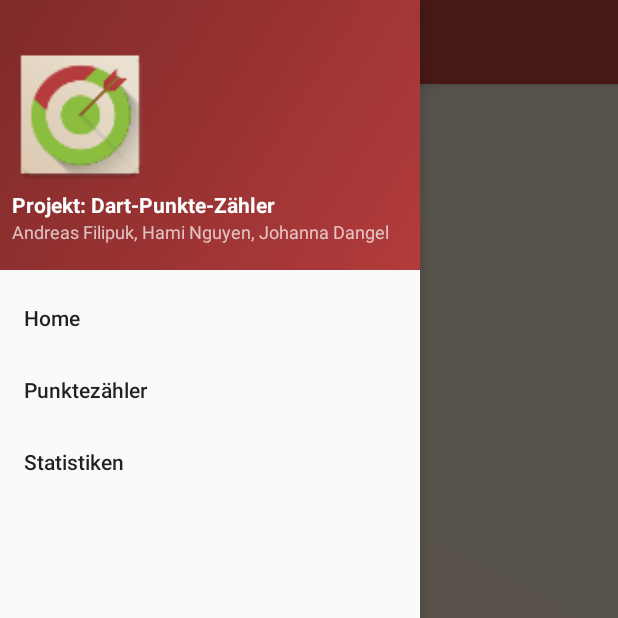
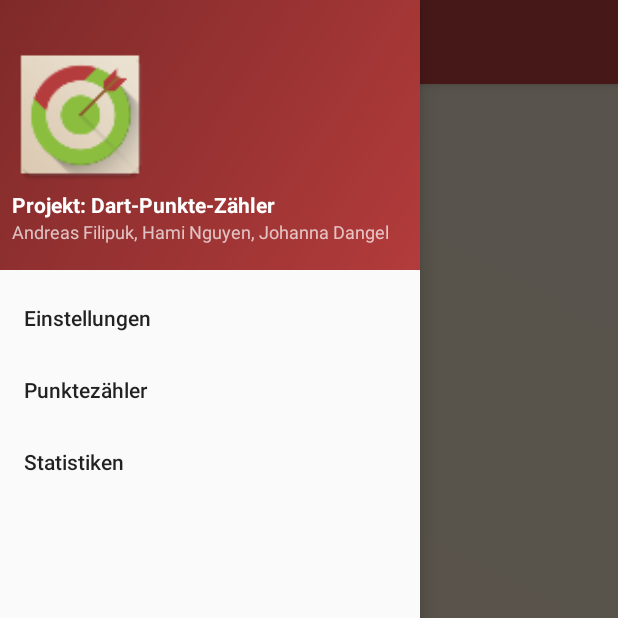
Before and after one commit to AndyGettingAn/DartPointCounter, an Android app: the screen it shows after launch (MainActivity), with the side drawer open, on a phone screen of 412 x 824 dp, the top half of it. Run offline under Robolectric (Android 15) with nearby library versions, the phone set to English and light mode, and no system bars.

Commit message:
Menü: Home -> Einstellungen
Menüpunkt Home wird zu Einstellungen

```diff
--- a/app/src/main/res/menu/activity_main_drawer.xml
+++ b/app/src/main/res/menu/activity_main_drawer.xml
@@ -3,8 +3,8 @@
 
     <!--<group android:checkableBehavior="single">-->
             <item
-                android:id="@+id/nav_home"
-                android:title="@string/menu_home" />
+                android:id="@+id/nav_settings"
+                android:title="@string/menu_settings" />
 
             <item
                 android:id="@+id/nav_counter"
--- a/app/src/main/res/values/strings.xml
+++ b/app/src/main/res/values/strings.xml
@@ -4,7 +4,7 @@
     <string name="navigation_drawer_open">Open navigation drawer</string>
     <string name="navigation_drawer_close">Close navigation drawer</string>
     <string name="action_settings">Settings</string>
-    <string name="menu_home">Home</string>
+    <string name="menu_settings">Einstellungen</string>
     <string name="menu_statistic">Statistiken</string>
     <string name="menu_pointcounter">Punktezähler</string>
     <string name="team_members">Andreas Filipuk, Hami Nguyen, Johanna Dangel</string>
```
Also changed, not shown: app/src/main/java/com/example/cip/myapplication/MainActivity.java (+12 -14 lines).
